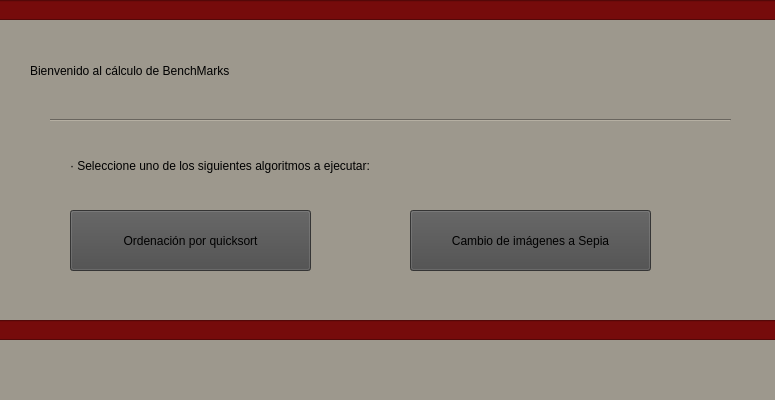
First picture: the form in Practica3ArCoV2/mainwindow.ui, repository apereg/Practica3ArCo, before the edit.
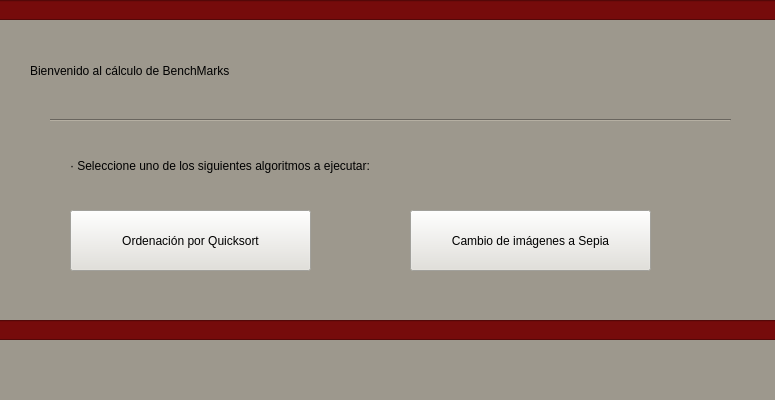
Second picture: the form after the edit.

The edit to the form file:
```diff
--- a/Practica3ArCoV2/mainwindow.ui
+++ b/Practica3ArCoV2/mainwindow.ui
@@ -29,7 +29,7 @@
     </property>
     <property name="styleSheet">
      <string notr="true">font: 10pt &quot;Palatino Linotype&quot;;
-background-color: rgb(74, 74, 74);</string>
+background-color: rgb(226, 224, 217);</string>
     </property>
     <property name="text">
      <string>Cambio de imágenes a Sepia</string>
@@ -46,10 +46,11 @@
     </property>
     <property name="styleSheet">
      <string notr="true">font: 10pt &quot;Palatino Linotype&quot;;
-background-color: rgb(74, 74, 74);</string>
+background-color: rgb(226, 224, 217);
+</string>
     </property>
     <property name="text">
-     <string>Ordenación por quicksort</string>
+     <string>Ordenación por Quicksort</string>
     </property>
    </widget>
    <widget class="QLabel" name="label">
```
